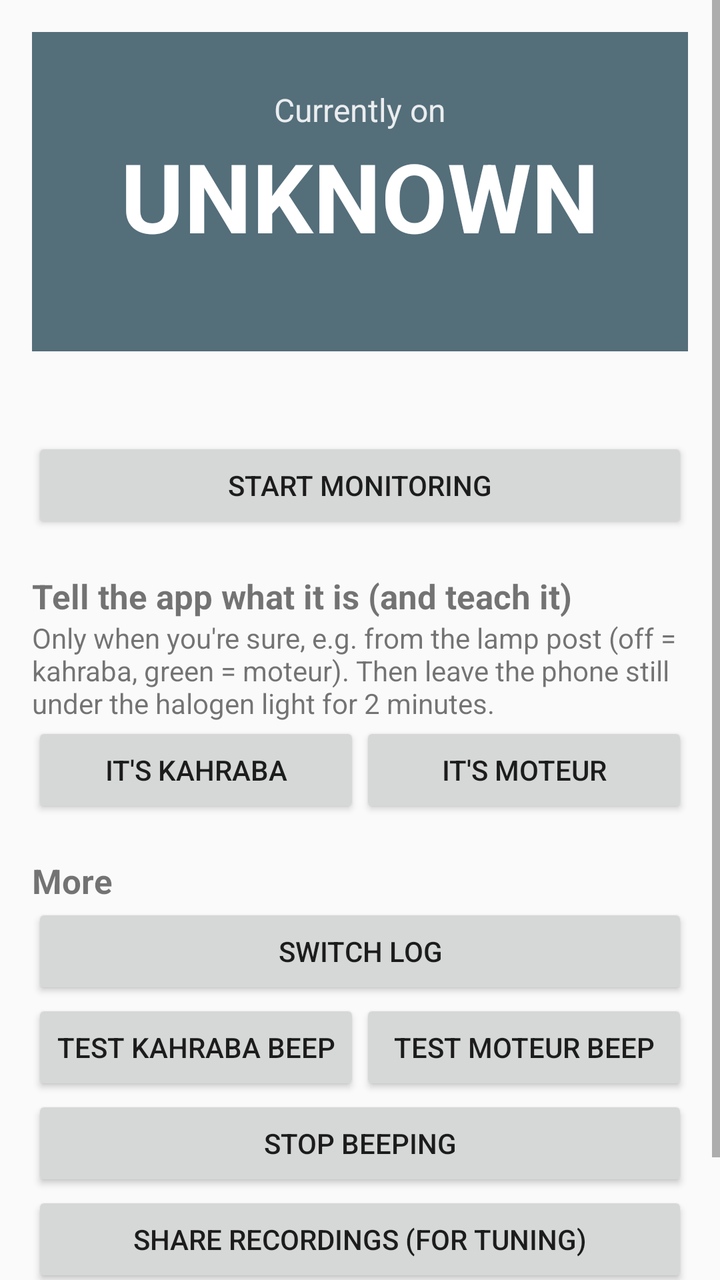
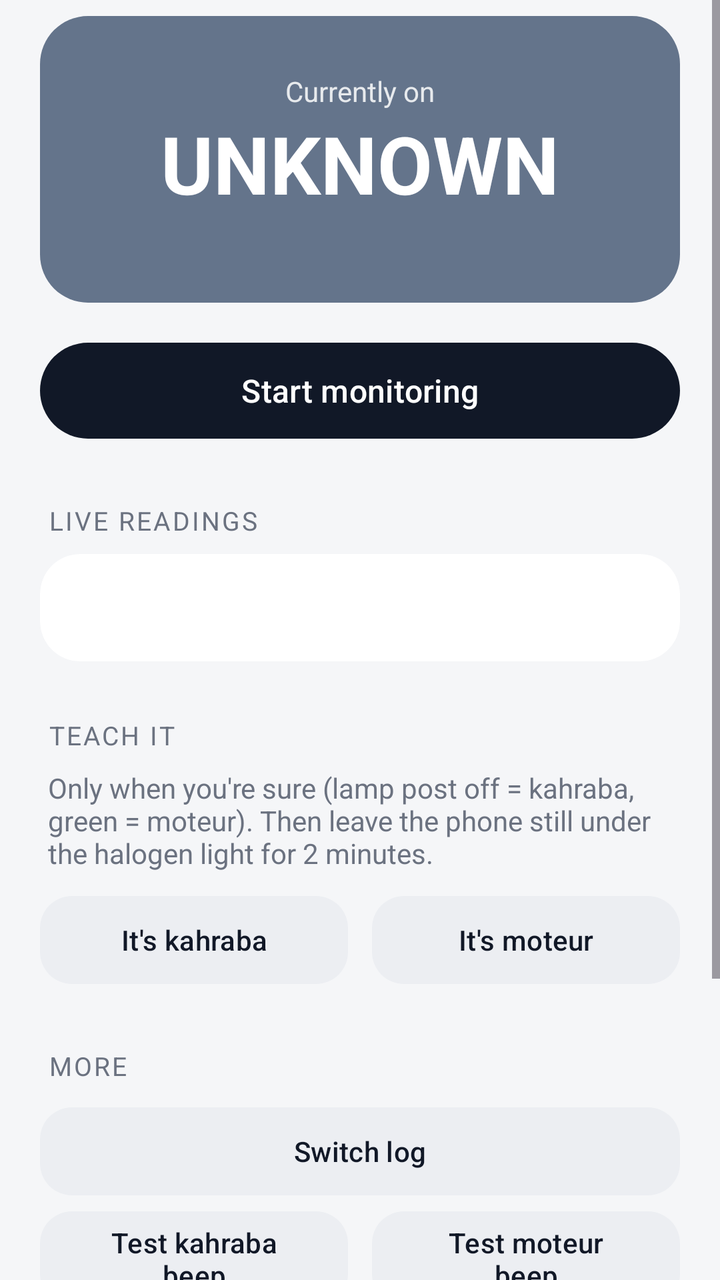

Before-and-after screenshots of an Android layout around one commit, followed by the original layout XML and the change that was made.
<!-- AndroidManifest.xml: application theme AppTheme -->
<!-- res/layout/activity_monitor.xml -->
<?xml version="1.0" encoding="utf-8"?>
<ScrollView xmlns:android="http://schemas.android.com/apk/res/android"
    android:layout_width="match_parent"
    android:layout_height="match_parent">

    <LinearLayout
        android:layout_width="match_parent"
        android:layout_height="wrap_content"
        android:orientation="vertical"
        android:padding="16dp">

        <LinearLayout
            android:id="@+id/stateBox"
            android:layout_width="match_parent"
            android:layout_height="wrap_content"
            android:background="#546E7A"
            android:gravity="center"
            android:orientation="vertical"
            android:paddingTop="28dp"
            android:paddingBottom="24dp">

            <TextView
                android:layout_width="wrap_content"
                android:layout_height="wrap_content"
                android:text="Currently on"
                android:textColor="#E0FFFFFF"
                android:textSize="16sp" />

            <TextView
                android:id="@+id/stateText"
                android:layout_width="wrap_content"
                android:layout_height="wrap_content"
                android:text="UNKNOWN"
                android:textColor="#FFFFFF"
                android:textSize="48sp"
                android:textStyle="bold" />

            <TextView
                android:id="@+id/sinceText"
                android:layout_width="wrap_content"
                android:layout_height="wrap_content"
                android:textColor="#E0FFFFFF"
                android:textSize="16sp" />
        </LinearLayout>

        <TextView
            android:id="@+id/messageText"
            android:layout_width="match_parent"
            android:layout_height="wrap_content"
            android:layout_marginTop="12dp"
            android:background="#FFF3E0"
            android:padding="12dp"
            android:textColor="#4E342E"
            android:textSize="15sp"
            android:visibility="gone" />

        <TextView
            android:id="@+id/detailText"
            android:layout_width="match_parent"
            android:layout_height="wrap_content"
            android:layout_marginTop="12dp"
            android:fontFamily="monospace"
            android:textSize="14sp" />

        <Button
            android:id="@+id/startStop"
            android:layout_width="match_parent"
            android:layout_height="wrap_content"
            android:layout_marginTop="12dp"
            android:text="Start monitoring" />


        <TextView
            android:layout_width="match_parent"
            android:layout_height="wrap_content"
            android:layout_marginTop="20dp"
            android:text="Tell the app what it is (and teach it)"
            android:textSize="17sp"
            android:textStyle="bold" />

        <TextView
            android:layout_width="match_parent"
            android:layout_height="wrap_content"
            android:text="Only when you're sure, e.g. from the lamp post (off = kahraba, green = moteur). Then leave the phone still under the halogen light for 2 minutes."
            android:textSize="14sp" />

        <LinearLayout
            android:layout_width="match_parent"
            android:layout_height="wrap_content"
            android:orientation="horizontal">

            <Button
                android:id="@+id/setKahraba"
                android:layout_width="0dp"
                android:layout_height="wrap_content"
                android:layout_weight="1"
                android:text="It's kahraba" />

            <Button
                android:id="@+id/setMoteur"
                android:layout_width="0dp"
                android:layout_height="wrap_content"
                android:layout_weight="1"
                android:text="It's moteur" />
        </LinearLayout>

        <TextView
            android:layout_width="match_parent"
            android:layout_height="wrap_content"
            android:layout_marginTop="20dp"
            android:text="More"
            android:textSize="17sp"
            android:textStyle="bold" />

        <Button
            android:id="@+id/openLog"
            android:layout_width="match_parent"
            android:layout_height="wrap_content"
            android:text="Switch log" />

        <LinearLayout
            android:layout_width="match_parent"
            android:layout_height="wrap_content"
            android:orientation="horizontal">

            <Button
                android:id="@+id/testKahraba"
                android:layout_width="0dp"
                android:layout_height="wrap_content"
                android:layout_weight="1"
                android:text="Test kahraba beep" />

            <Button
                android:id="@+id/testMoteur"
                android:layout_width="0dp"
                android:layout_height="wrap_content"
                android:layout_weight="1"
                android:text="Test moteur beep" />
        </LinearLayout>

        <Button
            android:id="@+id/silence"
            android:layout_width="match_parent"
            android:layout_height="wrap_content"
            android:text="Stop beeping" />

        <Button
            android:id="@+id/shareData"
            android:layout_width="match_parent"
            android:layout_height="wrap_content"
            android:text="Share recordings (for tuning)" />

        <Button
            android:id="@+id/battery"
            android:layout_width="match_parent"
            android:layout_height="wrap_content"
            android:text="Allow running in background" />
    </LinearLayout>
</ScrollView>
<!-- resources referenced by this layout -->
<resources>
  <style name="AppTheme" parent="Theme.AppCompat.DayNight.DarkActionBar">
          <item name="colorPrimary">#2E7D32</item>
          <item name="colorPrimaryDark">#1B5E20</item>
          <item name="colorAccent">#E65100</item>
      </style>
</resources>

<!-- the commit's change to res/layout/activity_monitor.xml (unified diff, before → after) -->
@@ -1,19 +1,23 @@
 <?xml version="1.0" encoding="utf-8"?>
 <ScrollView xmlns:android="http://schemas.android.com/apk/res/android"
     android:layout_width="match_parent"
-    android:layout_height="match_parent">
+    android:layout_height="match_parent"
+    android:background="@color/bg">
 
     <LinearLayout
         android:layout_width="match_parent"
         android:layout_height="wrap_content"
         android:orientation="vertical"
-        android:padding="16dp">
+        android:paddingStart="20dp"
+        android:paddingTop="8dp"
+        android:paddingEnd="20dp"
+        android:paddingBottom="24dp">
 
         <LinearLayout
             android:id="@+id/stateBox"
             android:layout_width="match_parent"
             android:layout_height="wrap_content"
-            android:background="#546E7A"
+            android:background="@drawable/rounded_box"
             android:gravity="center"
             android:orientation="vertical"
             android:paddingTop="28dp"
@@ -22,9 +26,10 @@
             <TextView
                 android:layout_width="wrap_content"
                 android:layout_height="wrap_content"
+                android:alpha="0.85"
                 android:text="Currently on"
-                android:textColor="#E0FFFFFF"
-                android:textSize="16sp" />
+                android:textColor="#FFFFFF"
+                android:textSize="14sp" />
 
             <TextView
                 android:id="@+id/stateText"
@@ -32,15 +37,19 @@
                 android:layout_height="wrap_content"
                 android:text="UNKNOWN"
                 android:textColor="#FFFFFF"
-                android:textSize="48sp"
+                android:textSize="40sp"
                 android:textStyle="bold" />
 
             <TextView
                 android:id="@+id/sinceText"
                 android:layout_width="wrap_content"
                 android:layout_height="wrap_content"
-                android:textColor="#E0FFFFFF"
-                android:textSize="16sp" />
+                android:alpha="0.85"
+                android:gravity="center"
+                android:paddingStart="16dp"
+                android:paddingEnd="16dp"
+                android:textColor="#FFFFFF"
+                android:textSize="14sp" />
         </LinearLayout>
 
         <TextView
@@ -48,40 +57,55 @@
             android:layout_width="match_parent"
             android:layout_height="wrap_content"
             android:layout_marginTop="12dp"
-            android:background="#FFF3E0"
-            android:padding="12dp"
-            android:textColor="#4E342E"
-            android:textSize="15sp"
+            android:background="@drawable/note_box"
+            android:padding="14dp"
+            android:textColor="@color/note_text"
+            android:textSize="14sp"
             android:visibility="gone" />
 
-        <TextView
-            android:id="@+id/detailText"
+        <com.google.android.material.button.MaterialButton
+            android:id="@+id/startStop"
+            style="@style/PrimaryButton"
             android:layout_width="match_parent"
             android:layout_height="wrap_content"
-            android:layout_marginTop="12dp"
-            android:fontFamily="monospace"
-            android:textSize="14sp" />
-
-        <Button
-            android:id="@+id/startStop"
-            android:layout_width="match_parent"
-            android:layout_height="wrap_content"
-            android:layout_marginTop="12dp"
+            android:layout_marginTop="16dp"
             android:text="Start monitoring" />
 
+        <TextView
+            style="@style/SectionLabel"
+            android:layout_width="wrap_content"
+            android:layout_height="wrap_content"
+            android:text="Live readings" />
+
+        <com.google.android.material.card.MaterialCardView
+            style="@style/Card"
+            android:layout_width="match_parent"
+            android:layout_height="wrap_content">
+
+            <TextView
+                android:id="@+id/detailText"
+                android:layout_width="match_parent"
+                android:layout_height="wrap_content"
+                android:fontFamily="monospace"
+                android:lineSpacingExtra="4dp"
+                android:padding="18dp"
+                android:textColor="@color/text"
+                android:textSize="13sp" />
+        </com.google.android.material.card.MaterialCardView>
+
+        <TextView
+            style="@style/SectionLabel"
+            android:layout_width="wrap_content"
+            android:layout_height="wrap_content"
+            android:text="Teach it" />
 
         <TextView
             android:layout_width="match_parent"
             android:layout_height="wrap_content"
-            android:layout_marginTop="20dp"
-            android:text="Tell the app what it is (and teach it)"
-            android:textSize="17sp"
-            android:textStyle="bold" />
-
-        <TextView
-            android:layout_width="match_parent"
-            android:layout_height="wrap_content"
-            android:text="Only when you're sure, e.g. from the lamp post (off = kahraba, green = moteur). Then leave the phone still under the halogen light for 2 minutes."
+            android:layout_marginStart="4dp"
+            android:layout_marginBottom="8dp"
+            android:text="Only when you're sure (lamp post off = kahraba, green = moteur). Then leave the phone still under the halogen light for 2 minutes."
+            android:textColor="@color/muted"
             android:textSize="14sp" />
 
         <LinearLayout
@@ -89,31 +113,34 @@
             android:layout_height="wrap_content"
             android:orientation="horizontal">
 
-            <Button
+            <com.google.android.material.button.MaterialButton
                 android:id="@+id/setKahraba"
+                style="@style/TonalButton"
                 android:layout_width="0dp"
                 android:layout_height="wrap_content"
+                android:layout_marginEnd="6dp"
                 android:layout_weight="1"
                 android:text="It's kahraba" />
 
-            <Button
+            <com.google.android.material.button.MaterialButton
                 android:id="@+id/setMoteur"
+                style="@style/TonalButton"
                 android:layout_width="0dp"
                 android:layout_height="wrap_content"
+                android:layout_marginStart="6dp"
                 android:layout_weight="1"
                 android:text="It's moteur" />
         </LinearLayout>
 
         <TextView
-            android:layout_width="match_parent"
+            style="@style/SectionLabel"
+            android:layout_width="wrap_content"
             android:layout_height="wrap_content"
-            android:layout_marginTop="20dp"
-            android:text="More"
-            android:textSize="17sp"
-            android:textStyle="bold" />
+            android:text="More" />
 
-        <Button
+        <com.google.android.material.button.MaterialButton
             android:id="@+id/openLog"
+            style="@style/TonalButton"
             android:layout_width="match_parent"
             android:layout_height="wrap_content"
             android:text="Switch log" />
@@ -123,35 +150,42 @@
             android:layout_height="wrap_content"
             android:orientation="horizontal">
 
-            <Button
+            <com.google.android.material.button.MaterialButton
                 android:id="@+id/testKahraba"
+                style="@style/TonalButton"
                 android:layout_width="0dp"
                 android:layout_height="wrap_content"
+                android:layout_marginEnd="6dp"
                 android:layout_weight="1"
                 android:text="Test kahraba beep" />
 
-            <Button
+            <com.google.android.material.button.MaterialButton
                 android:id="@+id/testMoteur"
+                style="@style/TonalButton"
                 android:layout_width="0dp"
                 android:layout_height="wrap_content"
+                android:layout_marginStart="6dp"
                 android:layout_weight="1"
                 android:text="Test moteur beep" />
         </LinearLayout>
 
-        <Button
+        <com.google.android.material.button.MaterialButton
             android:id="@+id/silence"
+            style="@style/TonalButton"
             android:layout_width="match_parent"
             android:layout_height="wrap_content"
             android:text="Stop beeping" />
 
-        <Button
+        <com.google.android.material.button.MaterialButton
             android:id="@+id/shareData"
+            style="@style/TonalButton"
             android:layout_width="match_parent"
             android:layout_height="wrap_content"
-            android:text="Share recordings (for tuning)" />
+            android:text="Share recordings" />
 
-        <Button
+        <com.google.android.material.button.MaterialButton
             android:id="@+id/battery"
+            style="@style/TonalButton"
             android:layout_width="match_parent"
             android:layout_height="wrap_content"
             android:text="Allow running in background" />
<!-- resource entries referenced after the edit -->
@@ -1,9 +1,74 @@
 <!-- resources referenced by this layout -->
 <resources>
-  <style name="AppTheme" parent="Theme.AppCompat.DayNight.DarkActionBar">
-          <item name="colorPrimary">#2E7D32</item>
-          <item name="colorPrimaryDark">#1B5E20</item>
-          <item name="colorAccent">#E65100</item>
+  <color name="bg">#F5F6F8</color>
+  <color name="muted">#6B7280</color>
+  <color name="note_text">#78350F</color>
+  <color name="text">#111827</color>
+  <!-- drawable note_box (drawable) -->
+  <?xml version="1.0" encoding="utf-8"?>
+  <shape xmlns:android="http://schemas.android.com/apk/res/android" android:shape="rectangle">
+      <solid android:color="@color/note_bg" />
+      <corners android:radius="16dp" />
+  </shape>
+  <!-- drawable rounded_box (drawable) -->
+  <?xml version="1.0" encoding="utf-8"?>
+  <shape xmlns:android="http://schemas.android.com/apk/res/android" android:shape="rectangle">
+      <solid android:color="@color/idle" />
+      <corners android:radius="24dp" />
+  </shape>
+  <style name="Card">
+          <item name="cardCornerRadius">20dp</item>
+          <item name="cardElevation">0dp</item>
+          <item name="strokeWidth">0dp</item>
+          <item name="cardBackgroundColor">@color/surface</item>
       </style>
+  <style name="PrimaryButton" parent="Widget.Material3.Button">
+          <item name="android:minHeight">56dp</item>
+          <item name="cornerRadius">28dp</item>
+          <item name="android:textSize">16sp</item>
+      </style>
+  <style name="SectionLabel">
+          <item name="android:textSize">13sp</item>
+          <item name="android:textColor">@color/muted</item>
+          <item name="android:letterSpacing">0.08</item>
+          <item name="android:textAllCaps">true</item>
+          <item name="android:layout_marginTop">28dp</item>
+          <item name="android:layout_marginBottom">8dp</item>
+          <item name="android:layout_marginStart">4dp</item>
+      </style>
+  <style name="TonalButton" parent="Widget.Material3.Button.TonalButton">
+          <item name="android:minHeight">52dp</item>
+          <item name="cornerRadius">16dp</item>
+      </style>
+  <style name="AppTheme" parent="Theme.Material3.DayNight">
+          <item name="colorPrimary">@color/ink</item>
+          <item name="colorOnPrimary">@color/on_ink</item>
+          <item name="colorPrimaryContainer">@color/surface_alt</item>
+          <item name="colorOnPrimaryContainer">@color/text</item>
+          <item name="colorSecondary">@color/ink</item>
+          <item name="colorOnSecondary">@color/on_ink</item>
+          <item name="colorSecondaryContainer">@color/surface_alt</item>
+          <item name="colorOnSecondaryContainer">@color/text</item>
+          <item name="colorTertiary">@color/kahraba</item>
+          <item name="android:colorBackground">@color/bg</item>
+          <item name="colorSurface">@color/bg</item>
+          <item name="colorOnSurface">@color/text</item>
+          <item name="colorSurfaceContainer">@color/surface</item>
+          <item name="colorSurfaceContainerHigh">@color/surface</item>
+          <item name="colorOnSurfaceVariant">@color/muted</item>
+          <item name="colorOutline">@color/outline</item>
+          <item name="colorOutlineVariant">@color/outline</item>
+          <item name="android:statusBarColor">@color/bg</item>
+          <item name="android:navigationBarColor">@color/bg</item>
+          <item name="android:windowLightStatusBar">@bool/light_bars</item>
+      </style>
+  <color name="note_bg">#FEF3C7</color>
+  <color name="idle">#64748B</color>
+  <color name="surface">#FFFFFF</color>
+  <color name="ink">#111827</color>
+  <color name="on_ink">#FFFFFF</color>
+  <color name="surface_alt">#ECEEF2</color>
+  <color name="kahraba">#059669</color>
+  <color name="outline">#E2E5EA</color>
 </resources>
 
